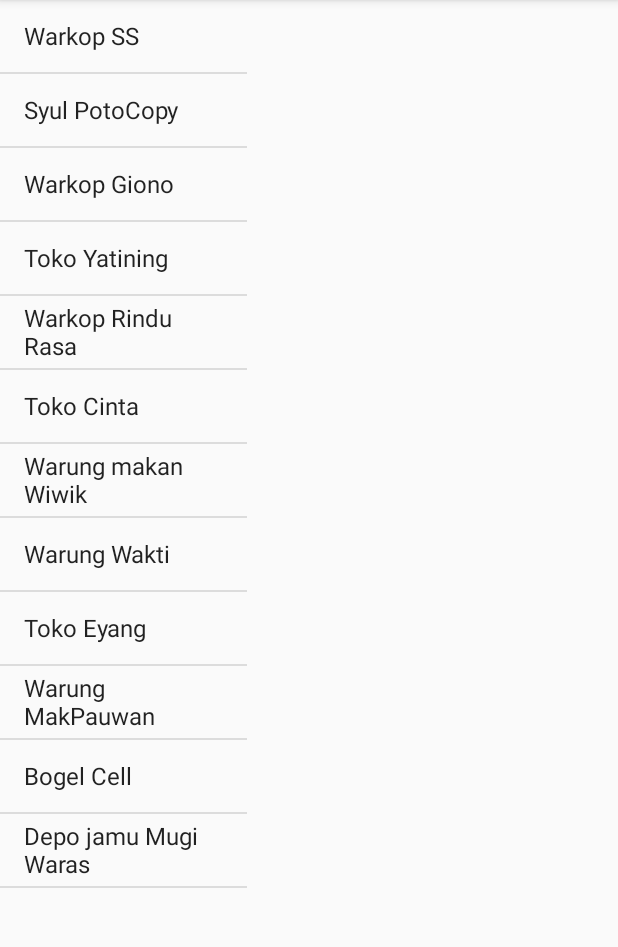
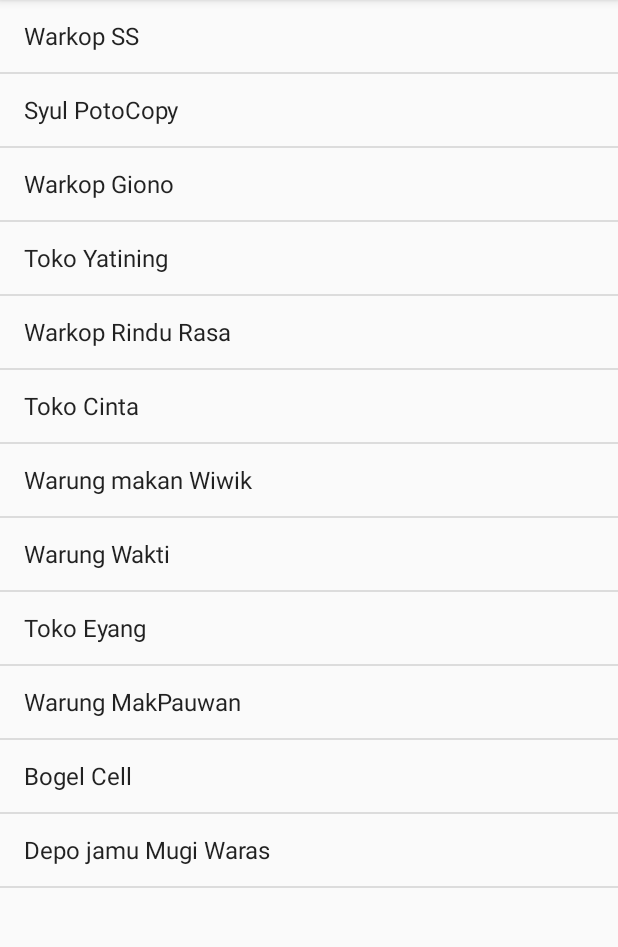
Before and after one commit to karplosdev/Warplos, an Android app: the screen it shows after launch (MainActivity), on a phone screen of 412 x 824 dp, the part 84-1031 px from its top. Run offline under Robolectric (Android 15) with nearby library versions, the phone set to English and light mode, and no system bars.

Commit message:
update DetailActivity dengan memanggil class WarPlosDetailFragment dan update MainActivity dengan kondisional untuk phone atau tablet

```diff
--- a/app/src/main/java/com/example/glmvn/warplos/DetailActivity.java
+++ b/app/src/main/java/com/example/glmvn/warplos/DetailActivity.java
@@ -4,10 +4,15 @@ import android.support.v7.app.AppCompatActivity;
 import android.os.Bundle;
 
 public class DetailActivity extends AppCompatActivity {
+    public static final String EXTRA_WARPLOS_ID = "id";
 
     @Override
     protected void onCreate(Bundle savedInstanceState) {
         super.onCreate(savedInstanceState);
         setContentView(R.layout.activity_detail);
+        WarplosDetailFragment warplosDetailFragment = (WarplosDetailFragment)
+                getFragmentManager().findFragmentById(R.id.detail_frag);
+        int warplosId = (int) getIntent().getExtras().get(EXTRA_WARPLOS_ID);
+        warplosDetailFragment.setWarplosID(warplosId);
     }
 }
--- a/app/src/main/res/layout/activity_main.xml
+++ b/app/src/main/res/layout/activity_main.xml
@@ -1,23 +1,7 @@
 <?xml version="1.0" encoding="utf-8"?>
-<LinearLayout xmlns:android="http://schemas.android.com/apk/res/android"
-    xmlns:tools="http://schemas.android.com/tools"
+<fragment xmlns:android="http://schemas.android.com/apk/res/android"
+   class="com.example.glmvn.warplos.WarplosListFragment"
     android:layout_width="match_parent"
     android:layout_height="match_parent"
-    android:orientation="horizontal"
-    tools:context=".MainActivity">
-
-
-    <fragment
-        class="com.example.glmvn.warplos.WarplosListFragment"
-        android:layout_width="0dp"
-        android:layout_weight="2"
-        android:layout_height="match_parent"
-        android:id="@+id/list_frag"/>
-
-    <FrameLayout
-        android:layout_width="0dp"
-        android:layout_height="match_parent"
-        android:layout_weight="3"
-        android:id="@+id/fragment_container"/>
-
-</LinearLayout>
+    android:id="@+id/list_frag"
+/>
```
Also changed, not shown: app/src/main/java/com/example/glmvn/warplos/MainActivity.java (+9 -0 lines), app/src/main/res/layout-large/activity_main.xml (added, +23 -0 lines), app/src/main/res/layout/activity_detail.xml (+4 -6 lines).
